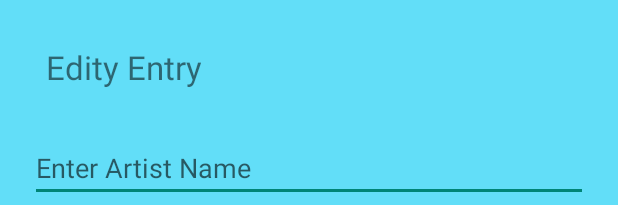
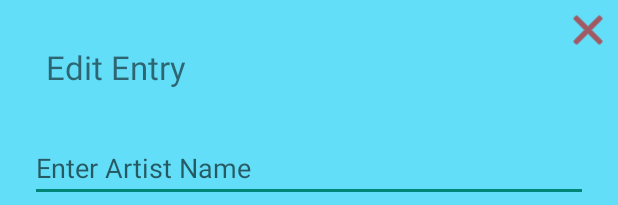
Before and after one commit to allenhord/AlbumClient, an Android app built with Jetpack Compose: the layout popup_window.xml on its own in the app's theme, with its tools: preview values and no code run, on a phone screen of 412 x 824 dp. Shown: the top 205 px of the screen. Run offline under Robolectric (Android 15) with nearby library versions, the phone set to English and light mode, and no system bars.

Commit message:
-Popup "close" button -Changed mentions of "user" to "album"

```diff
--- a/app/src/main/res/layout/popup_window.xml
+++ b/app/src/main/res/layout/popup_window.xml
@@ -1,5 +1,6 @@
 <?xml version="1.0" encoding="utf-8"?>
 <RelativeLayout xmlns:android="http://schemas.android.com/apk/res/android"
+    xmlns:app="http://schemas.android.com/apk/res-auto"
     android:layout_width="wrap_content"
     android:layout_height="wrap_content"
     android:background="#62def8">
@@ -11,7 +12,7 @@
         android:layout_height="wrap_content"
         android:layout_margin="30dp"
         android:textSize="22sp"
-        android:text="Edity Entry" />
+        android:text="Edit Entry" />
 
     <EditText
         android:id="@+id/popName1"
@@ -53,5 +54,22 @@
         android:layout_alignParentRight="true"
         android:text="Delete" />
 
+    <!-- Close Button at the Top Right -->
+    <RelativeLayout
+        android:layout_width="match_parent"
+        android:layout_height="wrap_content">
+
+        <ImageButton
+            android:id="@+id/btnClose"
+            android:layout_width="40dp"
+            android:layout_height="40dp"
+            android:layout_alignParentEnd="true"
+            android:layout_alignParentTop="true"
+            android:background="@null"
+            android:src="@android:drawable/ic_menu_close_clear_cancel"
+            android:contentDescription="Close"
+            android:padding="4dp"
+            app:tint="@android:color/holo_red_dark" />
+    </RelativeLayout>
 
 </RelativeLayout>
```
Also changed, not shown: app/src/main/java/com/example/albumclient/MainActivity.java (+18 -17 lines).
